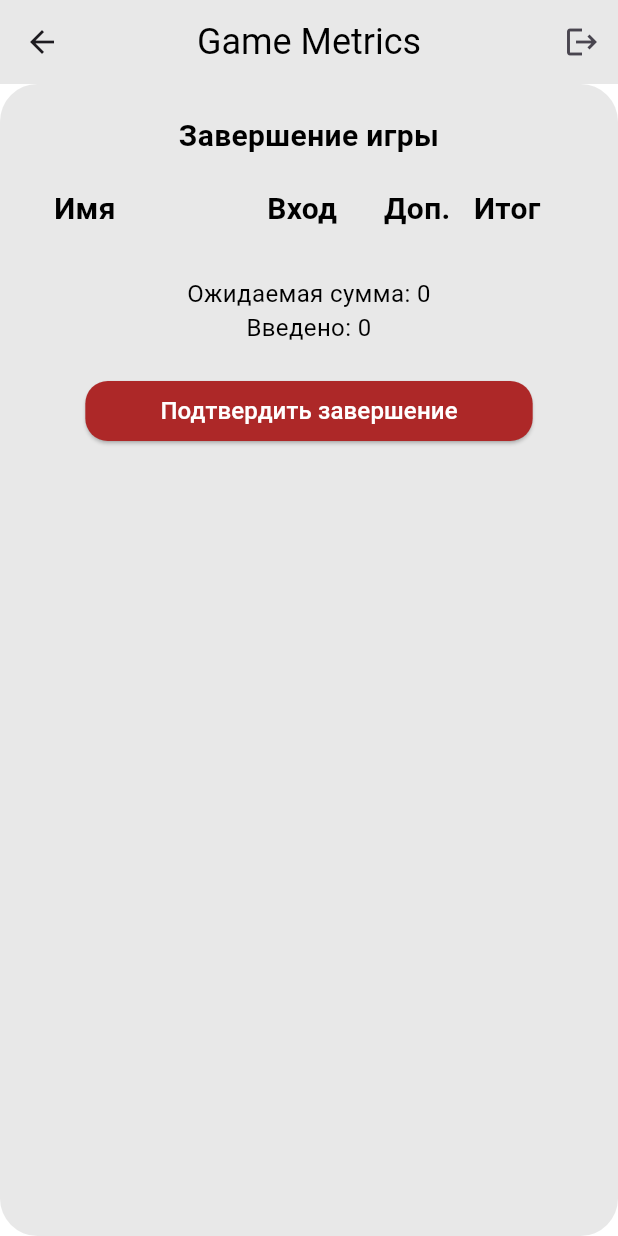
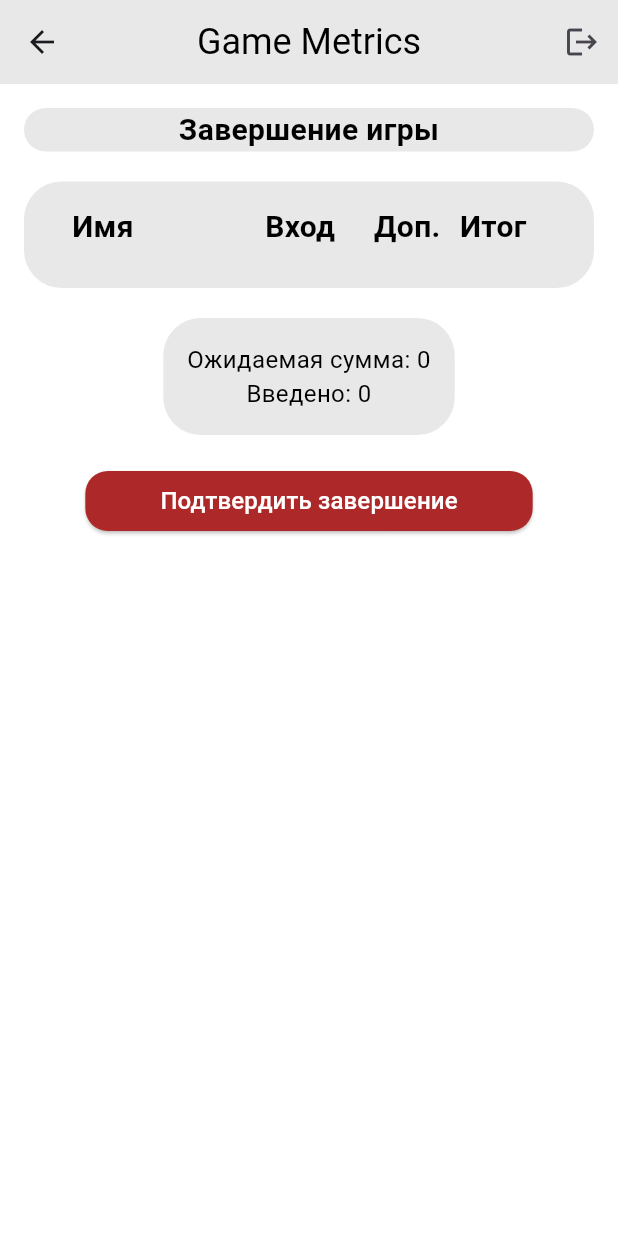
Before and after one commit to ZipS1/game-metrics-mobile-app, a Flutter app: the FinishGamePage screen opened directly with empty values, on a phone screen of 412 x 824 dp. Run offline on Flutter 3.47's test engine with Material 3 defaults, Android fonts, the phone set to English and light mode, and no system bars; our stand-ins replace flutter_secure_storage; accounts and stored records are empty; network calls fail.

Commit message:
fix(game/finish-game): add view with GM boxes

```diff
--- a/lib/features/game/pages/finish_game.dart
+++ b/lib/features/game/pages/finish_game.dart
@@ -7,6 +7,7 @@ import 'package:game_metrics_mobile_app/common/styles/text_styles.dart';
 import 'package:game_metrics_mobile_app/common/styles/widget_styles.dart';
 import 'package:game_metrics_mobile_app/common/widgets/app_bar.dart';
 import 'package:game_metrics_mobile_app/features/game/services/game_service.dart';
+import 'package:game_metrics_mobile_app/features/home/widgets/title_box.dart';
 
 class FinishGamePage extends StatefulWidget {
   final int gameId;
@@ -107,27 +108,27 @@ class _FinishGamePageState extends State<FinishGamePage> {
       appBar: appBar(),
       backgroundColor: gmPrimaryBackgroundColor,
       body: Center(
-        child: Container(
-          padding: const EdgeInsets.all(20.0),
-          decoration: gmBoxDecoration(),
+        child: Padding(
+          padding: const EdgeInsets.all(16.0),
           child: Form(
             key: _formKey,
             child: Column(
+              spacing: 20,
               children: [
-                Text(
-                  "Завершение игры",
-                  style: gmTitleTextStyle(),
-                  textAlign: TextAlign.center,
+                TitleBox(title: "Завершение игры"),
+                Container(
+                    padding: EdgeInsets.all(16),
+                    decoration: gmBoxDecoration(),
+                    child: _buildPlayerList()),
+                Container(
+                  padding: EdgeInsets.all(16),
+                  decoration: gmBoxDecoration(),
+                  child: Text(
+                    "Ожидаемая сумма: $_expectedTotal\nВведено: $_enteredTotal",
+                    style: gmRegularTextStyle(),
+                    textAlign: TextAlign.center,
+                  ),
                 ),
-                const SizedBox(height: 20),
-                _buildPlayerList(),
-                const SizedBox(height: 20),
-                Text(
-                  "Ожидаемая сумма: $_expectedTotal\nВведено: $_enteredTotal",
-                  style: gmRegularTextStyle(),
-                  textAlign: TextAlign.center,
-                ),
-                const SizedBox(height: 20),
                 ElevatedButton(
                   onPressed: _onSubmit,
                   style: ElevatedButton.styleFrom(
```
